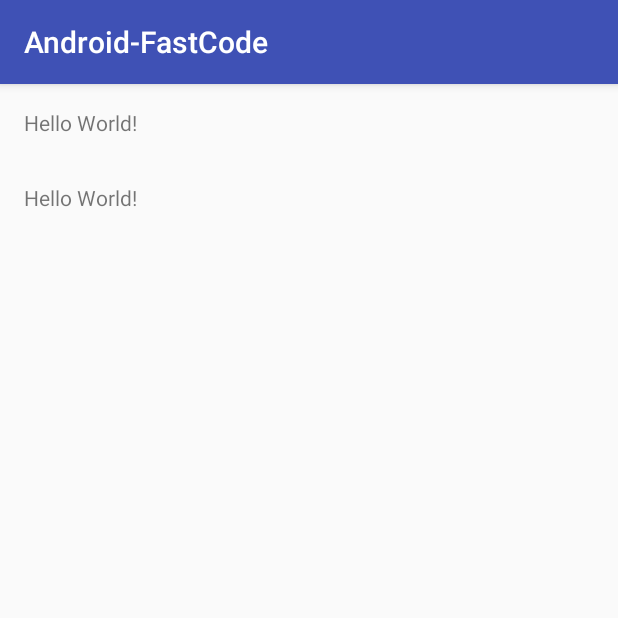
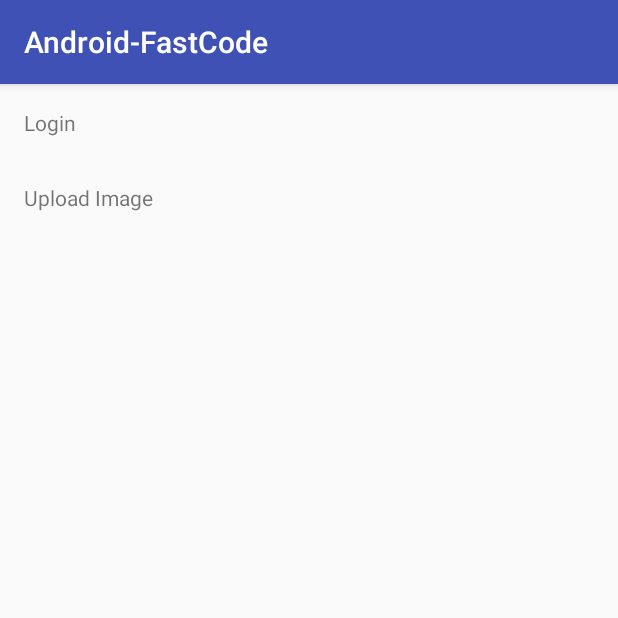
Before and after one commit to Softtanck/Android-FastCode, an Android app: the screen it shows after launch (MainActivity), on a phone screen of 412 x 824 dp, the top half of it. Run offline under Robolectric (Android 15) with nearby library versions, the phone set to English and light mode, and no system bars; libraries missing offline, so code that uses them is left out: rx.android.schedulers, rx.functions, rx.schedulers, rx.subscriptions.

Commit message:
modified main view word.

```diff
--- a/app/src/main/res/layout/activity_main.xml
+++ b/app/src/main/res/layout/activity_main.xml
@@ -13,7 +13,7 @@
         android:layout_width="wrap_content"
         android:layout_height="wrap_content"
         android:onClick="login"
-        android:text="Hello World!" />
+        android:text="Login" />
 
 
     <TextView
@@ -21,5 +21,5 @@
         android:layout_height="wrap_content"
         android:layout_marginTop="50dp"
         android:onClick="upload"
-        android:text="Hello World!" />
+        android:text="Upload Image" />
 </RelativeLayout>
```
